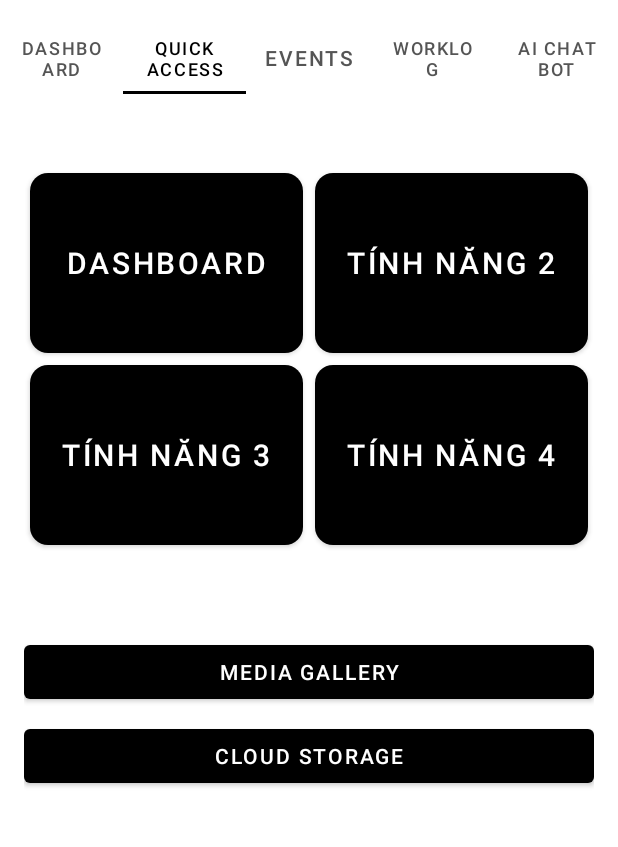
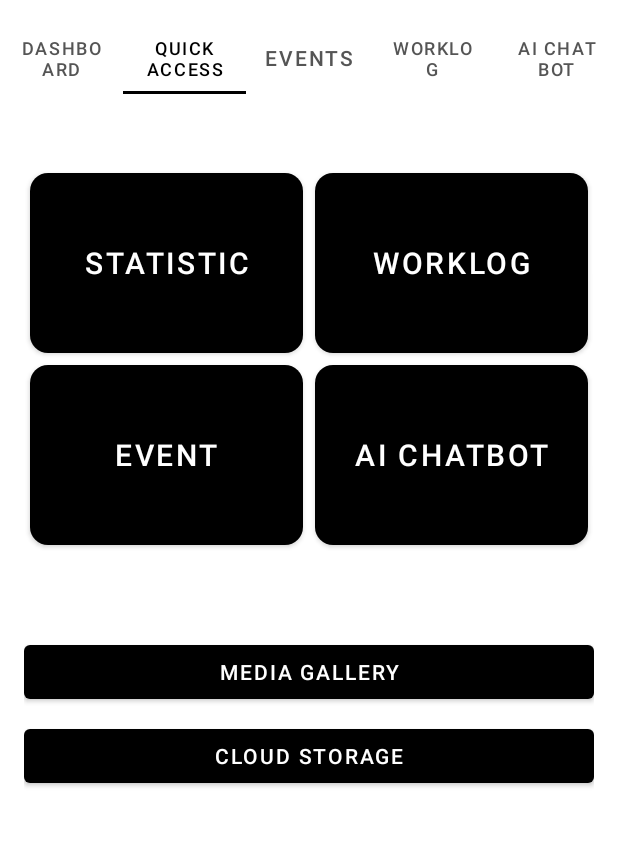
Before and after one commit to baonhanthai2710/FitnessTracking-App, an Android app: the screen it shows after launch (MainActivity), tab 2 chosen, on a phone screen of 412 x 824 dp, the part 62-909 px from its top. Run offline under Robolectric (Android 15) with nearby library versions, the phone set to English and light mode, and no system bars; our stand-ins replace Firebase (no records; nobody signed in at launch, a user with empty details on screens opened directly); 2 statements that could not run were skipped.

Commit message:
thay đổi quick access

```diff
--- a/app/src/main/res/layout/fragment_quick_access.xml
+++ b/app/src/main/res/layout/fragment_quick_access.xml
@@ -38,7 +38,7 @@
                 android:layout_column="0"
                 android:layout_columnWeight="1"
                 android:layout_rowWeight="1"
-                android:text="Dashboard"
+                android:text="Statistic"
                 android:textColor="#FFFFFF"
                 android:textSize="20sp"
                 android:background="@drawable/btn_square_rounded"/>
@@ -51,7 +51,7 @@
                 android:layout_column="1"
                 android:layout_columnWeight="1"
                 android:layout_rowWeight="1"
-                android:text="Tính Năng 2"
+                android:text="Worklog"
                 android:textColor="#FFFFFF"
                 android:textSize="20sp"
                 android:background="@drawable/btn_square_rounded"/>
@@ -64,7 +64,7 @@
                 android:layout_column="0"
                 android:layout_columnWeight="1"
                 android:layout_rowWeight="1"
-                android:text="Tính Năng 3"
+                android:text="Event"
                 android:textColor="#FFFFFF"
                 android:textSize="20sp"
                 android:background="@drawable/btn_square_rounded"/>
@@ -77,7 +77,7 @@
                 android:layout_column="1"
                 android:layout_columnWeight="1"
                 android:layout_rowWeight="1"
-                android:text="Tính Năng 4"
+                android:text="AI chatbot"
                 android:textColor="#FFFFFF"
                 android:textSize="20sp"
                 android:background="@drawable/btn_square_rounded"/>
```
